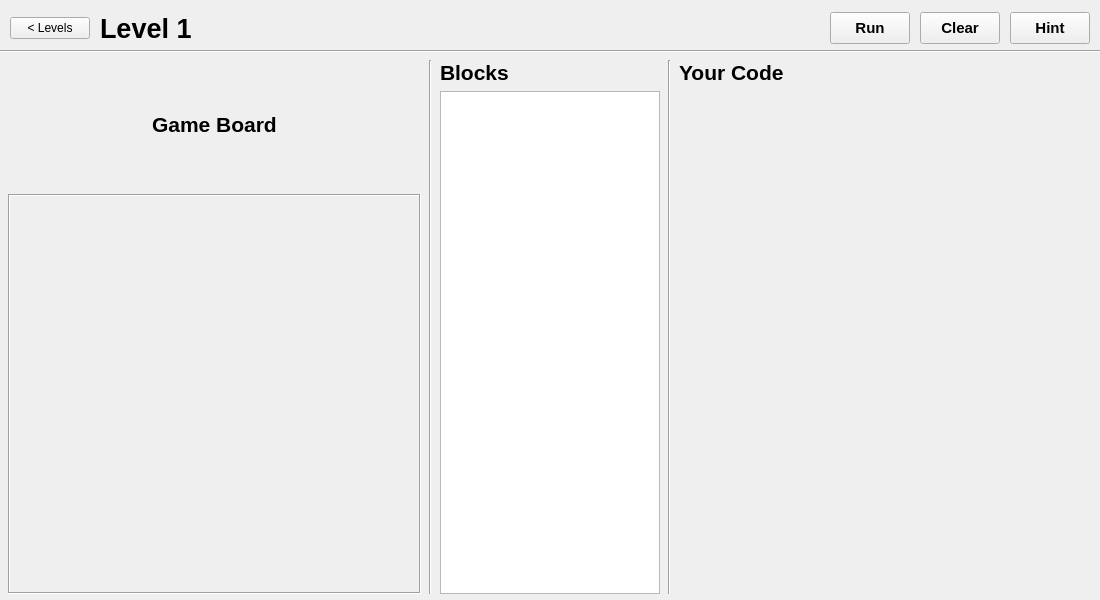
Old version of the form mainwindow.ui in the repository UofU-CS3505/cs3505-CodeQuest.
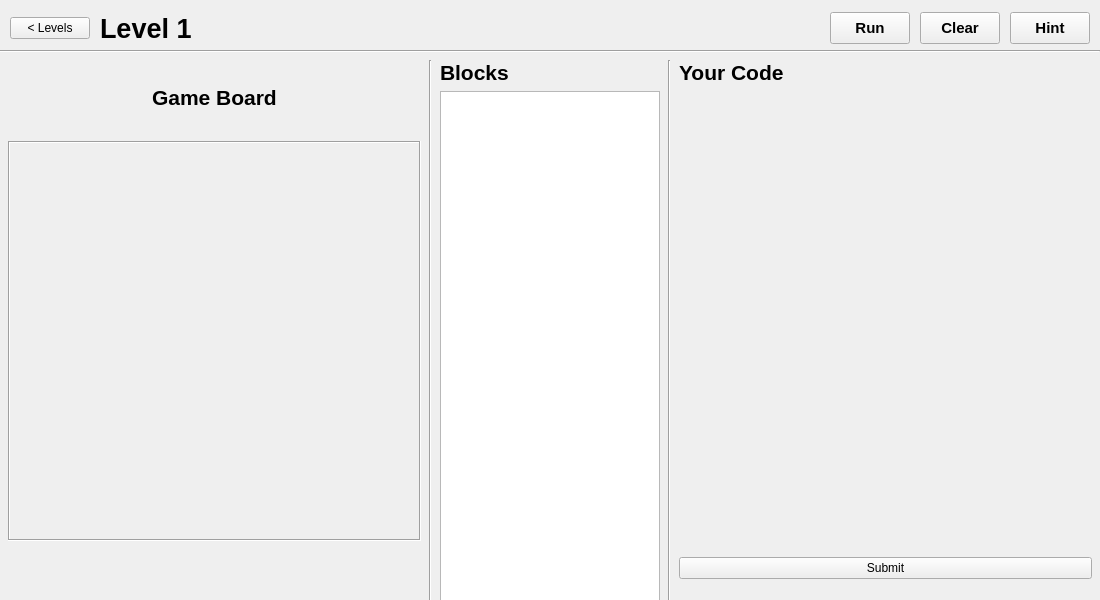
New version of the form. The open tabs and pages were chosen to show the change. Custom widgets are drawn as their Qt base class.

Commit message: Added a submit button, similar to code.org

```diff
--- a/mainwindow.ui
+++ b/mainwindow.ui
@@ -24,7 +24,7 @@
      </rect>
     </property>
     <property name="currentIndex">
-     <number>1</number>
+     <number>2</number>
     </property>
     <widget class="QWidget" name="startPage">
      <layout class="QVBoxLayout" name="startPageLayout">
@@ -706,7 +706,7 @@
         <x>0</x>
         <y>52</y>
         <width>1100</width>
-        <height>550</height>
+        <height>591</height>
        </rect>
       </property>
       <layout class="QHBoxLayout" name="bodyLayout">
@@ -735,7 +735,7 @@
            <item>
             <widget class="QLabel" name="gameAreaLabel">
              <property name="sizePolicy">
-              <sizepolicy hsizetype="Fixed" vsizetype="Preferred">
+              <sizepolicy hsizetype="Fixed" vsizetype="Expanding">
                <horstretch>0</horstretch>
                <verstretch>0</verstretch>
               </sizepolicy>
@@ -767,7 +767,22 @@
            <property name="frameShadow">
             <enum>QFrame::Shadow::Sunken</enum>
            </property>
-           <layout class="QVBoxLayout">
+           <layout class="QVBoxLayout"/>
+          </widget>
+         </item>
+         <item>
+          <spacer name="verticalSpacer_12">
+           <property name="orientation">
+            <enum>Qt::Orientation::Vertical</enum>
+           </property>
+           <property name="sizeHint" stdset="0">
+            <size>
+             <width>20</width>
+             <height>7</height>
+            </size>
+           </property>
+          </spacer>
+         </item>
             <item>
              <widget class="QLabel" name="gameCanvasPlaceholder">
               <property name="text">
@@ -779,9 +794,6 @@
              </widget>
             </item>
            </layout>
-          </widget>
-         </item>
-        </layout>
        </item>
        <item>
         <widget class="QFrame" name="divider1">
@@ -889,11 +901,31 @@
            <property name="minimumSize">
             <size>
              <width>240</width>
-             <height>490</height>
+             <height>460</height>
             </size>
            </property>
           </widget>
          </item>
+         <item>
+          <widget class="QPushButton" name="submitButton">
+           <property name="text">
+            <string>Submit</string>
+           </property>
+          </widget>
+         </item>
+         <item>
+          <spacer name="verticalSpacer_11">
+           <property name="orientation">
+            <enum>Qt::Orientation::Vertical</enum>
+           </property>
+           <property name="sizeHint" stdset="0">
+            <size>
+             <width>20</width>
+             <height>40</height>
+            </size>
+           </property>
+          </spacer>
+         </item>
         </layout>
        </item>
       </layout>
```
Lines whose indentation alone changed are shown as unchanged. The commit also changes 2 other files.
